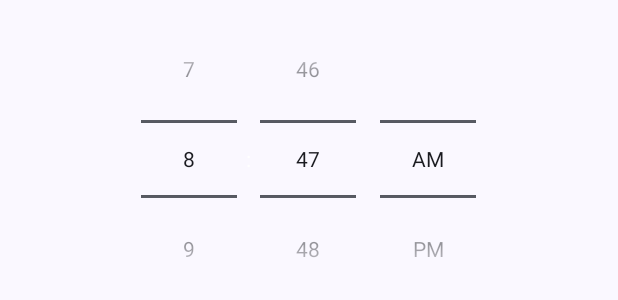
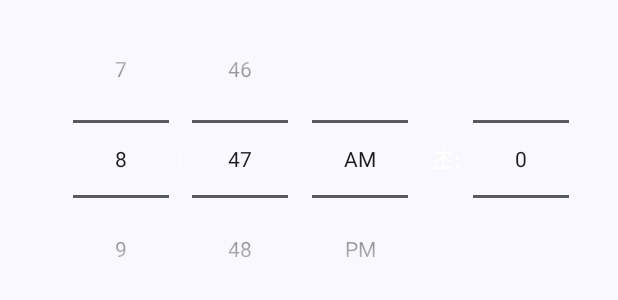
Before and after one commit to mooner1022/EEVEE, an Android app: the layout fragment_time_picker.xml on its own in the app's theme, with its tools: preview values and no code run, on a phone screen of 412 x 824 dp. Shown: the top 300 px of the screen. Run offline under Robolectric (Android 15) with nearby library versions, the phone set to English and light mode, and no system bars.

```diff
--- a/app/src/main/java/dev/mooner/eevee/view/log/LogItem.kt
+++ b/app/src/main/java/dev/mooner/eevee/view/log/LogItem.kt
@@ -1,14 +1,15 @@
 package dev.mooner.eevee.view.log
 
+import dev.mooner.eevee.utils.getAndroidVersionName
 import kotlinx.serialization.Serializable
 
 @Serializable
 data class LogItem(
     val type: Type,
     val desc: String? = null,
-    val timestamp: Long,
+    val timestamp: Long = System.currentTimeMillis(),
     val appVersion: String,
-    val androidVersion: String,
+    val androidVersion: String = "Android ${getAndroidVersionName()}",
 ): Comparable<LogItem> {
 
     enum class Type {
--- a/app/src/main/res/layout/fragment_time_picker.xml
+++ b/app/src/main/res/layout/fragment_time_picker.xml
@@ -2,7 +2,7 @@
 <LinearLayout xmlns:android="http://schemas.android.com/apk/res/android"
               android:layout_width="match_parent"
               android:layout_height="wrap_content"
-              android:orientation="vertical"
+              android:orientation="horizontal"
               android:gravity="center">
 
     <TimePicker
@@ -11,4 +11,25 @@
         android:layout_height="wrap_content"
         android:timePickerMode="spinner" />
 
+    <LinearLayout
+        android:layout_width="wrap_content"
+        android:layout_height="wrap_content"
+        android:orientation="horizontal"
+        android:gravity="center">
+
+        <TextView
+            android:layout_width="wrap_content"
+            android:layout_height="wrap_content"
+            android:text="초:"
+            android:textSize="16sp"
+            android:layout_marginEnd="8dp"
+            android:layout_gravity="center_vertical" />
+
+        <NumberPicker
+            android:id="@+id/secondsPicker"
+            android:layout_width="wrap_content"
+            android:layout_height="wrap_content" />
+
+    </LinearLayout>
+
 </LinearLayout>
--- a/app/src/main/res/values/colors.xml
+++ b/app/src/main/res/values/colors.xml
@@ -19,5 +19,6 @@
     <color name="mdm_locked_employee">#089fc5</color>
     <color name="mdm_locked_visitor">#ffff5b</color>
     <color name="mdm_locked_guest">#7c4d95</color>
+    <color name="mdm_log_bg">#454545</color>
     <color name="mdm_log_bg_red">#5a433c</color>
 </resources>
```
Also changed, not shown: app/src/main/java/dev/mooner/eevee/utils/LogUtils.kt (+21 -2 lines), app/src/main/java/dev/mooner/eevee/view/log/AddLogDialog.kt (+18 -7 lines), app/src/main/java/dev/mooner/eevee/view/log/LogAdapter.kt (+19 -4 lines), app/src/main/java/dev/mooner/eevee/view/log/LogViewActivity.kt (+16 -16 lines), app/src/main/java/dev/mooner/eevee/view/settings/SettingsAdapter.kt (+15 -1 lines).
